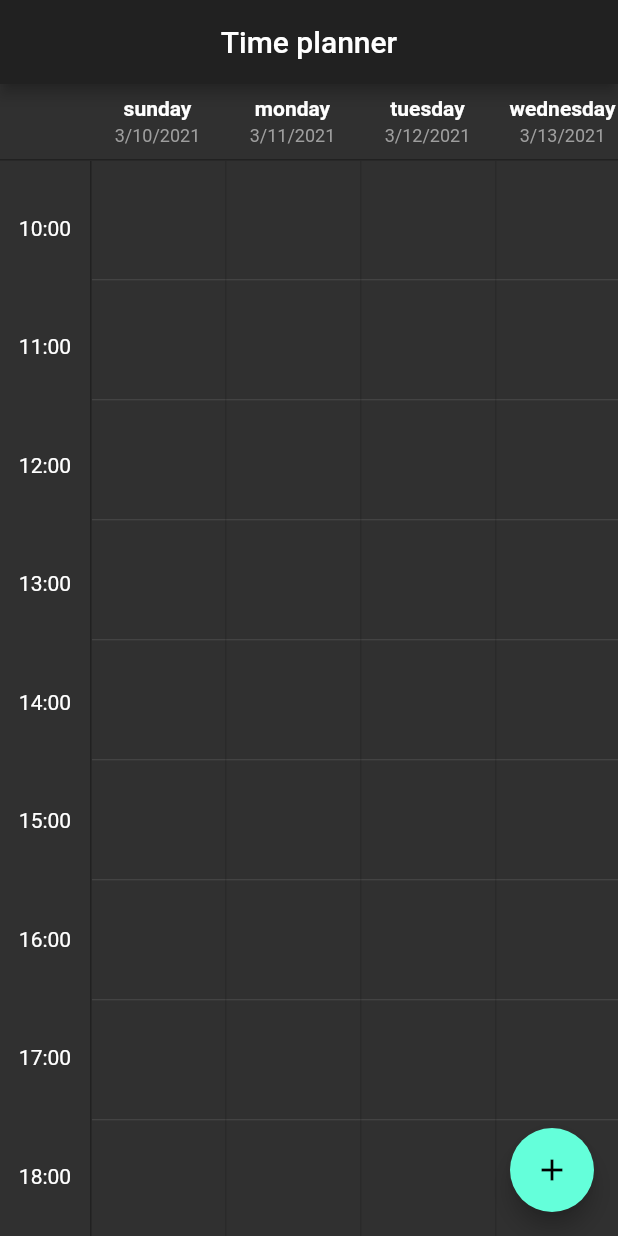
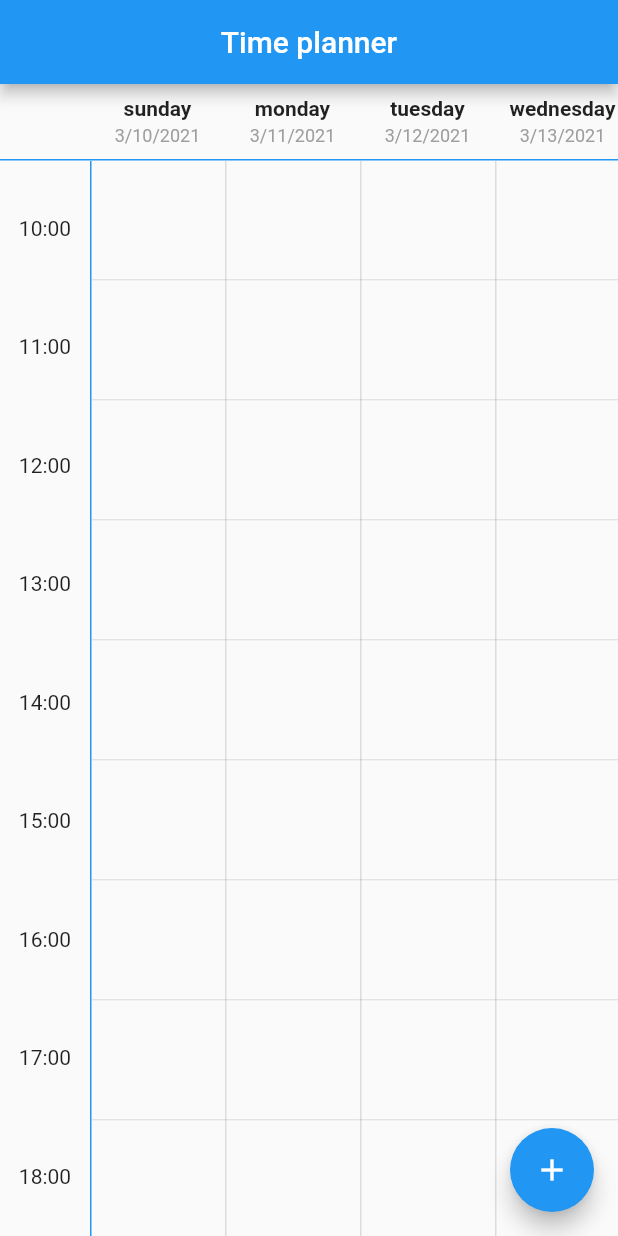
Before and after one commit to Jamalianpour/time_planner, a Flutter app: the screen it shows after launch, on a phone screen of 412 x 824 dp. Run offline on Flutter 3.47's test engine with Material 2 defaults, Android fonts, the phone set to English and light mode, and no system bars.

Commit message:
fix some issue

```diff
--- a/example/lib/main.dart
+++ b/example/lib/main.dart
@@ -12,9 +12,9 @@ class MyApp extends StatelessWidget {
   Widget build(BuildContext context) {
     return MaterialApp(
       title: 'Time planner Demo',
-      theme: ThemeData.dark(
-        // primarySwatch: Colors.blue,
-        // visualDensity: VisualDensity.adaptivePlatformDensity,
+      theme: ThemeData(
+        primarySwatch: Colors.blue,
+        visualDensity: VisualDensity.adaptivePlatformDensity,
       ),
       home: MyHomePage(title: 'Time planner'),
     );
@@ -132,6 +132,34 @@ class _MyHomePageState extends State<MyHomePage> {
               date: "3/23/2021",
               title: "saturday",
             ),
+            TimePlannerTitle(
+              date: "3/24/2021",
+              title: "tuesday",
+            ),
+            TimePlannerTitle(
+              date: "3/25/2021",
+              title: "wednesday",
+            ),
+            TimePlannerTitle(
+              date: "3/26/2021",
+              title: "thursday",
+            ),
+            TimePlannerTitle(
+              date: "3/27/2021",
+              title: "friday",
+            ),
+            TimePlannerTitle(
+              date: "3/28/2021",
+              title: "saturday",
+            ),
+            TimePlannerTitle(
+              date: "3/29/2021",
+              title: "friday",
+            ),
+            TimePlannerTitle(
+              date: "3/30/2021",
+              title: "saturday",
+            ),
           ],
           tasks: tasks,
           // style: TimePlannerStyle(
--- a/pubspec.yaml
+++ b/pubspec.yaml
@@ -1,8 +1,8 @@
 name: time_planner
-description: A time planner for flutter
-version: 0.0.1
+description: A beautiful, easy to use and customizable time planner for flutter mobile, desktop and web
+version: 0.0.1+1
 author: Mohammad Jamalianpour<jamalian.mjp@gmail.com>
-homepage: https://github.com/Jamalianpour/time_planner.git
+homepage: https://github.com/Jamalianpour/time_planner
 
 environment:
   sdk: ">=2.7.0 <3.0.0"
```
Also changed, not shown: example/pubspec.lock, lib/src/TimePlanner.dart (line endings or trailing spaces), lib/src/TimePlannerStyle.dart (line endings or trailing spaces), lib/src/TimePlannerTask.dart (line endings or trailing spaces), lib/src/TimePlannerTime.dart (line endings or trailing spaces), lib/src/config/GlobalConfig.dart (line endings or trailing spaces), 1 other file.
